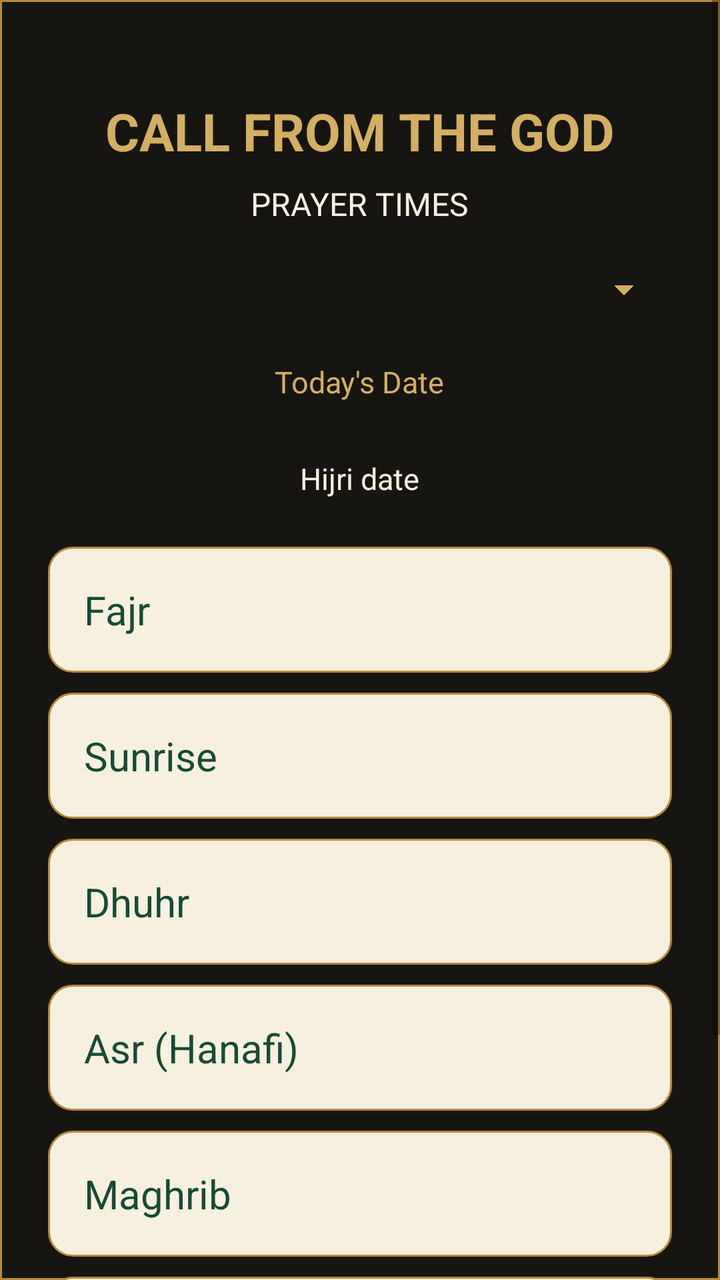
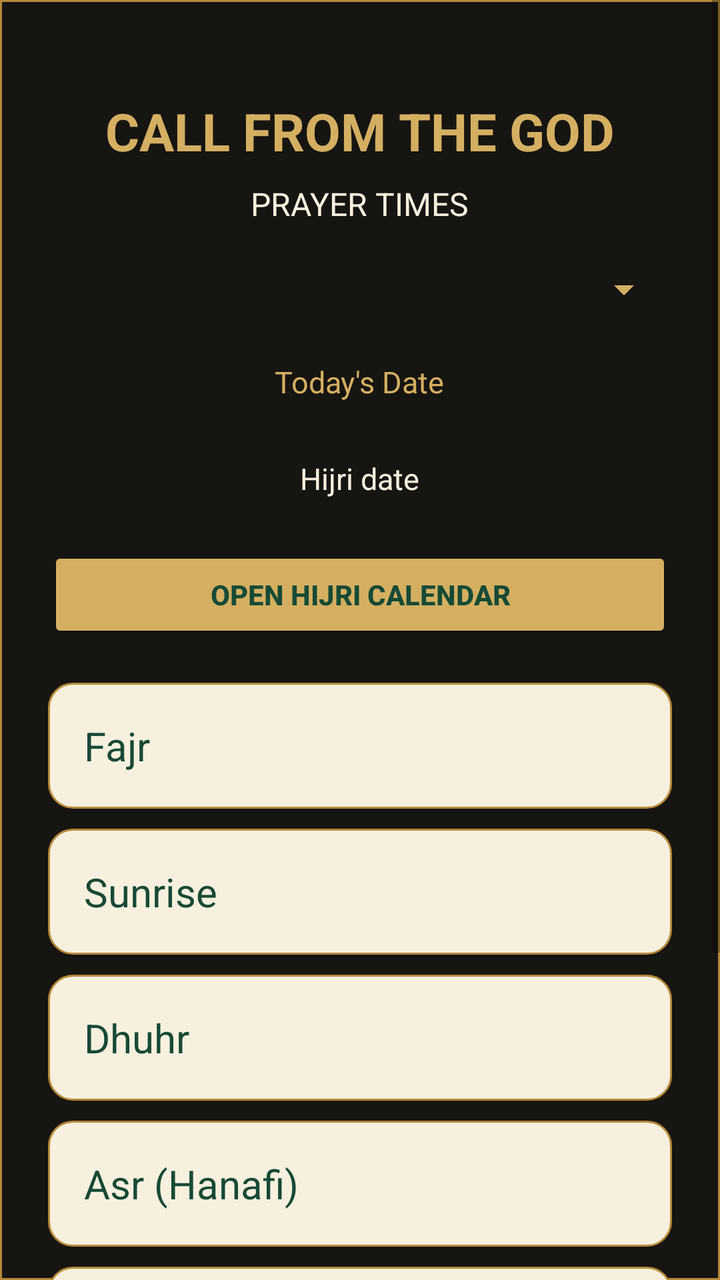

The first picture is an Android layout as it rendered before a commit; the second is the same layout after the commit. The layout source and the unified diff follow.
<!-- AndroidManifest.xml: application theme android:Theme.Material.Light.NoActionBar -->
<!-- res/layout/activity_main.xml -->
<?xml version="1.0" encoding="utf-8"?>
<ScrollView xmlns:android="http://schemas.android.com/apk/res/android"
    android:layout_width="match_parent"
    android:layout_height="match_parent"
    android:background="@drawable/kiswah_texture">

    <LinearLayout
        android:layout_width="match_parent"
        android:layout_height="wrap_content"
        android:orientation="vertical"
        android:padding="24dp"
        android:gravity="center_horizontal">

        <TextView
            android:layout_width="wrap_content"
            android:layout_height="wrap_content"
            android:text="CALL FROM THE GOD"
            android:textColor="#D4AF62"
            android:textSize="26sp"
            android:textStyle="bold"
            android:gravity="center"
            android:layout_marginTop="24dp" />

        <TextView
            android:id="@+id/citySubtitle"
            android:layout_width="wrap_content"
            android:layout_height="wrap_content"
            android:text="PRAYER TIMES"
            android:textColor="#F7F0DF"
            android:textSize="16sp"
            android:layout_marginTop="8dp"
            android:gravity="center" />

        <Spinner
            android:id="@+id/citySpinner"
            android:layout_width="match_parent"
            android:layout_height="wrap_content"
            android:layout_marginTop="20dp"
            android:layout_marginBottom="16dp"
            android:backgroundTint="#D4AF62"
            android:contentDescription="Select city" />

        <TextView
            android:id="@+id/dateText"
            android:layout_width="wrap_content"
            android:layout_height="wrap_content"
            android:text="Today's Date"
            android:textColor="#D4AF62"
            android:textSize="15sp"
            android:layout_marginTop="8dp"
            android:layout_marginBottom="24dp" />
        
<TextView
    android:id="@+id/hijriDateText"
    android:layout_width="wrap_content"
    android:layout_height="wrap_content"
    android:text="Hijri date"
    android:textColor="#F7F0DF"
    android:textSize="15sp"
    android:layout_marginTop="4dp"
    android:layout_marginBottom="24dp"
    android:gravity="center" />


        <TextView
            android:id="@+id/fajr"
            android:layout_width="match_parent"
            android:layout_height="wrap_content"
            android:text="Fajr"
            android:textColor="#174A35"
            android:textSize="20sp"
            android:padding="18dp"
            android:background="@drawable/prayer_card"
            android:layout_marginBottom="10dp" />

        <TextView
            android:id="@+id/sunrise"
            android:layout_width="match_parent"
            android:layout_height="wrap_content"
            android:text="Sunrise"
            android:textColor="#174A35"
            android:textSize="20sp"
            android:padding="18dp"
            android:background="@drawable/prayer_card"
            android:layout_marginBottom="10dp" />

        <TextView
            android:id="@+id/dhuhr"
            android:layout_width="match_parent"
            android:layout_height="wrap_content"
            android:text="Dhuhr"
            android:textColor="#174A35"
            android:textSize="20sp"
            android:padding="18dp"
            android:background="@drawable/prayer_card"
            android:layout_marginBottom="10dp" />

        <TextView
            android:id="@+id/asr"
            android:layout_width="match_parent"
            android:layout_height="wrap_content"
            android:text="Asr (Hanafi)"
            android:textColor="#174A35"
            android:textSize="20sp"
            android:padding="18dp"
            android:background="@drawable/prayer_card"
            android:layout_marginBottom="10dp" />

        <TextView
            android:id="@+id/maghrib"
            android:layout_width="match_parent"
            android:layout_height="wrap_content"
            android:text="Maghrib"
            android:textColor="#174A35"
            android:textSize="20sp"
            android:padding="18dp"
            android:background="@drawable/prayer_card"
            android:layout_marginBottom="10dp" />

        <TextView
            android:id="@+id/isha"
            android:layout_width="match_parent"
            android:layout_height="wrap_content"
            android:text="Isha"
            android:textColor="#174A35"
            android:textSize="20sp"
            android:padding="18dp"
            android:background="@drawable/prayer_card"
            android:layout_marginBottom="10dp" />

        <TextView
            android:layout_width="wrap_content"
            android:layout_height="wrap_content"
            android:text="Prayer times are approximate"
            android:textColor="#D8CBAF"
            android:textSize="12sp"
            android:layout_marginTop="16dp"
            android:layout_marginBottom="24dp" />

    </LinearLayout>
</ScrollView>
<!-- resources referenced by this layout -->
<resources>
  <!-- drawable kiswah_texture (drawable) -->
  <shape xmlns:android="http://schemas.android.com/apk/res/android"
      android:shape="rectangle">
  
      <solid android:color="#171511" />
  
      <stroke
          android:width="1dp"
          android:color="#B58A3A" />
  
  </shape>
  <!-- drawable prayer_card (drawable) -->
  <shape xmlns:android="http://schemas.android.com/apk/res/android"
      android:shape="rectangle">
  
      <solid android:color="#F7F0DF" />
  
      <stroke
          android:width="1dp"
          android:color="#B58A3A" />
  
      <corners android:radius="12dp" />
  
  </shape>
</resources>

<!-- the commit's change to res/layout/activity_main.xml (unified diff, before → after) -->
@@ -50,17 +50,27 @@
             android:layout_marginTop="8dp"
             android:layout_marginBottom="24dp" />
         
-<TextView
-    android:id="@+id/hijriDateText"
-    android:layout_width="wrap_content"
-    android:layout_height="wrap_content"
-    android:text="Hijri date"
-    android:textColor="#F7F0DF"
-    android:textSize="15sp"
-    android:layout_marginTop="4dp"
-    android:layout_marginBottom="24dp"
-    android:gravity="center" />
-
+        <TextView
+            android:id="@+id/hijriDateText"
+            android:layout_width="wrap_content"
+            android:layout_height="wrap_content"
+            android:text="Hijri date"
+            android:textColor="#F7F0DF"
+            android:textSize="15sp"
+            android:layout_marginTop="4dp"
+            android:layout_marginBottom="24dp"
+            android:gravity="center" />
+        
+        <Button
+            android:id="@+id/openHijriCalendar"
+            android:layout_width="match_parent"
+            android:layout_height="wrap_content"
+            android:text="OPEN HIJRI CALENDAR"
+            android:textColor="#174A35"
+            android:textStyle="bold"
+            android:backgroundTint="#D4AF62"
+            android:layout_marginBottom="20dp" />
+        
 
         <TextView
             android:id="@+id/fajr"
